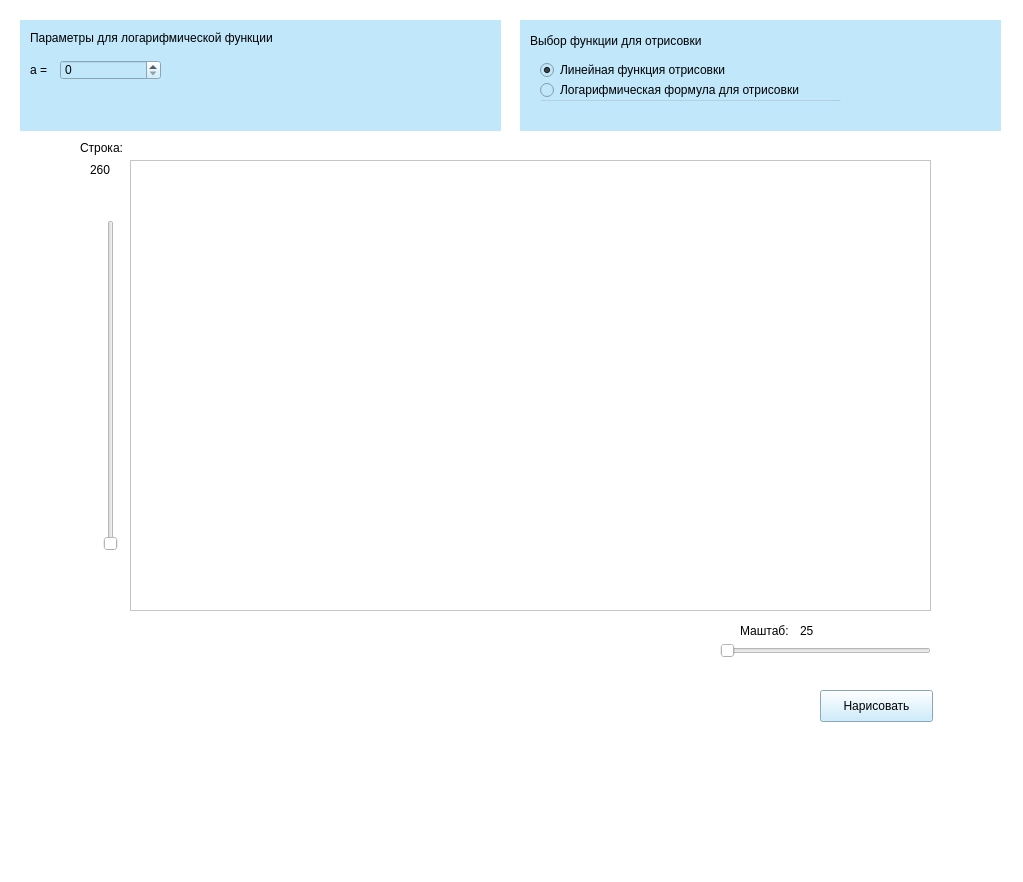
The window that ui/image_view.ui (Chelove4ik/seabed-imaging) describes before a commit, drawn with Qt 5.
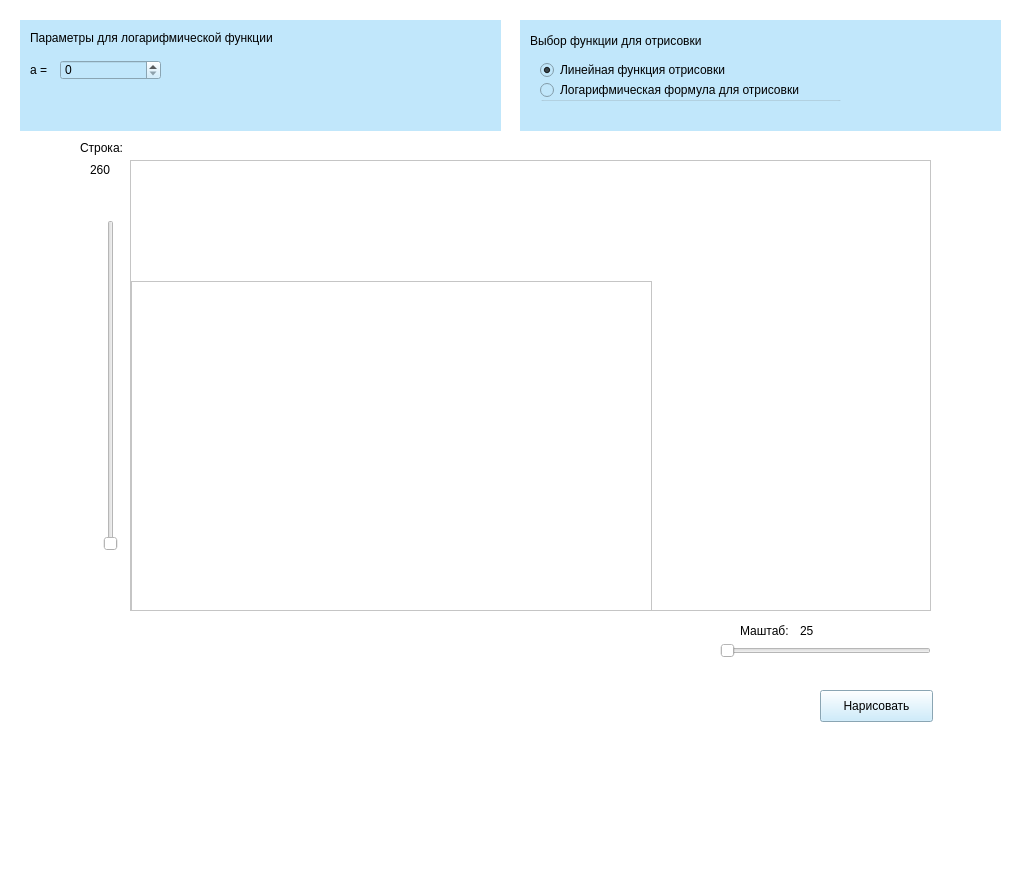
The same window after the commit. Icons and pictures are not drawn.

```diff
--- a/ui/image_view.ui
+++ b/ui/image_view.ui
@@ -21,6 +21,9 @@
   </property>
   <widget class="QWidget" name="centralwidget">
    <widget class="QGraphicsView" name="gv_image">
+    <property name="enabled">
+     <bool>false</bool>
+    </property>
     <property name="geometry">
      <rect>
       <x>130</x>
@@ -342,6 +345,92 @@
        <height>20</height>
       </rect>
      </property>
+     <property name="maximum">
+      <number>1000</number>
+     </property>
+    </widget>
+   </widget>
+   <widget class="QScrollArea" name="sa_image">
+    <property name="geometry">
+     <rect>
+      <x>130</x>
+      <y>160</y>
+      <width>801</width>
+      <height>451</height>
+     </rect>
+    </property>
+    <property name="verticalScrollBarPolicy">
+     <enum>Qt::ScrollBarAsNeeded</enum>
+    </property>
+    <property name="horizontalScrollBarPolicy">
+     <enum>Qt::ScrollBarAsNeeded</enum>
+    </property>
+    <property name="widgetResizable">
+     <bool>false</bool>
+    </property>
+    <widget class="QWidget" name="scrollAreaWidgetContents">
+     <property name="geometry">
+      <rect>
+       <x>0</x>
+       <y>0</y>
+       <width>799</width>
+       <height>449</height>
+      </rect>
+     </property>
+     <widget class="QLabel" name="l_image">
+      <property name="enabled">
+       <bool>false</bool>
+      </property>
+      <property name="geometry">
+       <rect>
+        <x>0</x>
+        <y>0</y>
+        <width>47</width>
+        <height>13</height>
+       </rect>
+      </property>
+      <property name="text">
+       <string>TextLabel</string>
+      </property>
+     </widget>
+     <widget class="QWidget" name="w_image" native="true">
+      <property name="geometry">
+       <rect>
+        <x>0</x>
+        <y>0</y>
+        <width>120</width>
+        <height>80</height>
+       </rect>
+      </property>
+     </widget>
+     <widget class="QFrame" name="f_image">
+      <property name="geometry">
+       <rect>
+        <x>0</x>
+        <y>120</y>
+        <width>521</width>
+        <height>511</height>
+       </rect>
+      </property>
+      <property name="minimumSize">
+       <size>
+        <width>500</width>
+        <height>500</height>
+       </size>
+      </property>
+      <property name="baseSize">
+       <size>
+        <width>500</width>
+        <height>500</height>
+       </size>
+      </property>
+      <property name="frameShape">
+       <enum>QFrame::StyledPanel</enum>
+      </property>
+      <property name="frameShadow">
+       <enum>QFrame::Raised</enum>
+      </property>
+     </widget>
     </widget>
    </widget>
   </widget>
```
Left out of the diff: 18 changed lines with no effect on the pictures.
